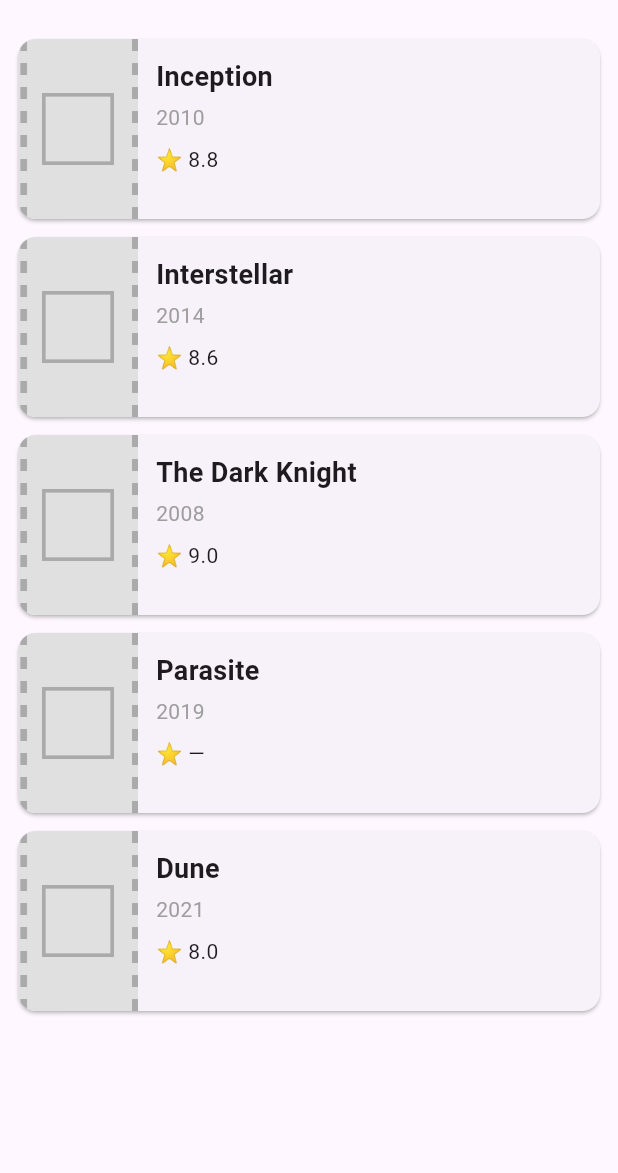
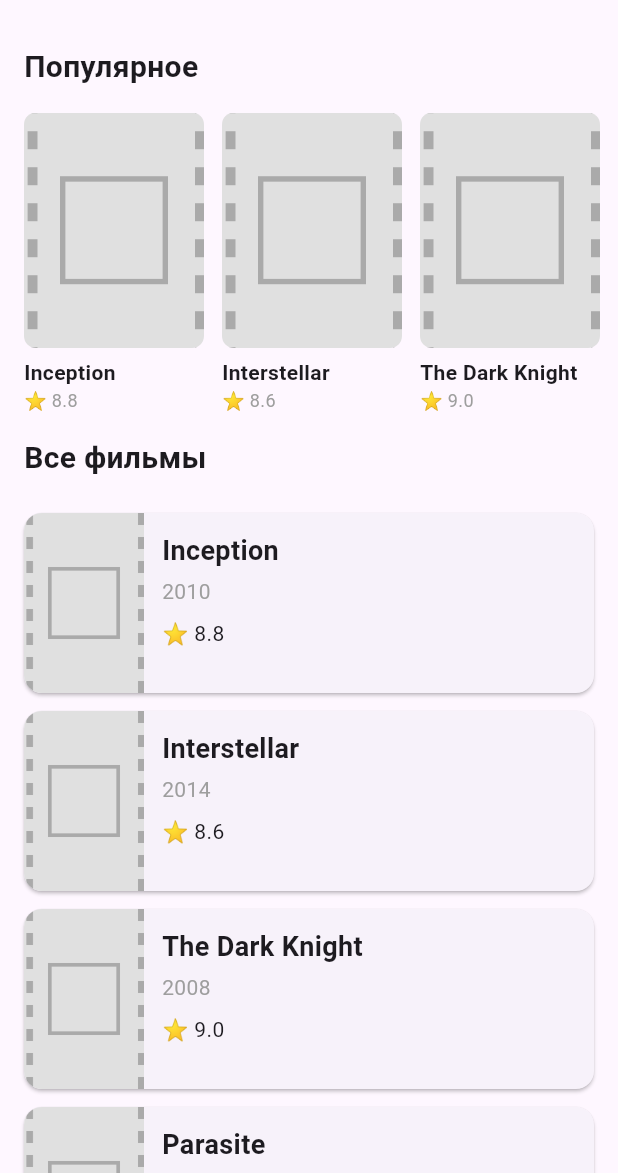
Before and after one commit to xander9112/university_flutter_course, a Flutter app: the screen it shows after launch, on a phone screen of 412 x 824 dp, the part 63-1236 px from its top. Run offline on Flutter 3.47's test engine with Material 3 defaults, Android fonts, the phone set to English and light mode, and no system bars.

Commit message:
Lesson 8: two-section home screen and movie detail screen
Co-Authored-By: Claude Opus 5.5 <noreply@anthropic.com>

```diff
--- a/cine_track/lib/screens/home_screen.dart
+++ b/cine_track/lib/screens/home_screen.dart
@@ -3,6 +3,8 @@ import 'package:flutter/material.dart';
 import '../data/mock_movies.dart';
 import '../models/movie.dart';
 import '../widgets/movie_card.dart';
+import '../widgets/movie_preview_card.dart';
+import 'movie_detail_screen.dart';
 
 class HomeScreen extends StatefulWidget {
   const HomeScreen({super.key});
@@ -12,9 +14,20 @@ class HomeScreen extends StatefulWidget {
 }
 
 class _HomeScreenState extends State<HomeScreen> {
-  // Изменяемая копия: в следующем задании список будет перемешиваться
-  // и из него будут удаляться фильмы.
+  // Изменяемая копия: список перемешивается и из него удаляются фильмы.
   final List<Movie> _movies = [...mockMovies];
+
+  static const _sectionTitleStyle = TextStyle(
+    fontSize: 20,
+    fontWeight: FontWeight.bold,
+  );
+
+  void _openDetails(Movie movie) {
+    Navigator.push(
+      context,
+      MaterialPageRoute(builder: (_) => MovieDetailScreen(movie: movie)),
+    );
+  }
 
   @override
   Widget build(BuildContext context) {
@@ -33,11 +46,40 @@ class _HomeScreenState extends State<HomeScreen> {
           ),
         ],
       ),
-      body: ListView.builder(
-        padding: const EdgeInsets.symmetric(vertical: 6),
+      body: Column(
+        crossAxisAlignment: CrossAxisAlignment.start,
+        children: [
+          const Padding(
+            padding: EdgeInsets.all(16),
+            child: Text('Популярное', style: _sectionTitleStyle),
+          ),
+          SizedBox(
+            height: 200,
+            child: ListView.separated(
+              scrollDirection: Axis.horizontal,
+              padding: const EdgeInsets.symmetric(horizontal: 16),
               itemCount: _movies.length,
-        // Без этого колбэка ListView.builder не находит переставленный элемент
-        // по ключу и пересоздаёт его, теряя состояние (см. notes.md, Задание 7).
+              separatorBuilder: (context, index) => const SizedBox(width: 12),
+              itemBuilder: (context, index) {
+                final movie = _movies[index];
+                return GestureDetector(
+                  onTap: () => _openDetails(movie),
+                  child: MoviePreviewCard(movie: movie),
+                );
+              },
+            ),
+          ),
+          const Padding(
+            padding: EdgeInsets.all(16),
+            child: Text('Все фильмы', style: _sectionTitleStyle),
+          ),
+          Expanded(
+            child: ListView.builder(
+              padding: const EdgeInsets.only(bottom: 6),
+              itemCount: _movies.length,
+              // Без этого колбэка ListView.builder не находит переставленный
+              // элемент по ключу и пересоздаёт его, теряя состояние
+              // (см. notes.md, Задание 7).
               findChildIndexCallback: (key) {
                 final index = _movies.indexWhere((m) => ValueKey(m.id) == key);
                 return index == -1 ? null : index;
@@ -59,9 +101,15 @@ class _HomeScreenState extends State<HomeScreen> {
                       _movies.removeAt(index);
                     });
                   },
+                  child: GestureDetector(
+                    onTap: () => _openDetails(movie),
                     child: MovieCard(movie: movie),
+                  ),
                 );
               },
+            ),
+          ),
+        ],
       ),
     );
   }
--- a/cine_track/lib/widgets/movie_card.dart
+++ b/cine_track/lib/widgets/movie_card.dart
@@ -1,38 +1,22 @@
 import 'package:flutter/material.dart';
 
 import '../models/movie.dart';
+import 'movie_poster.dart';
 
 class MovieCard extends StatelessWidget {
   final Movie movie;
 
   const MovieCard({super.key, required this.movie});
 
-  static const Widget _placeholder = Image(
-    image: AssetImage('assets/images/placeholder.png'),
-    fit: BoxFit.cover,
-  );
-
   @override
   Widget build(BuildContext context) {
     return Card(
-      margin: const EdgeInsets.symmetric(horizontal: 12, vertical: 6),
+      margin: const EdgeInsets.symmetric(horizontal: 16, vertical: 6),
       clipBehavior: Clip.antiAlias,
       child: Row(
         crossAxisAlignment: CrossAxisAlignment.start,
         children: [
-          SizedBox(
-            width: 80,
-            height: 120,
-            // Если постера нет, сразу показываем заглушку, а не грузим пустой URL.
-            // errorBuilder срабатывает, когда постер есть, но не загрузился.
-            child: movie.posterPath != null
-                ? Image.network(
-                    movie.posterUrl,
-                    fit: BoxFit.cover,
-                    errorBuilder: (context, error, stackTrace) => _placeholder,
-                  )
-                : _placeholder,
-          ),
+          MoviePoster(movie: movie, width: 80, height: 120),
           Expanded(
             child: Padding(
               padding: const EdgeInsets.all(12),
--- /dev/null
+++ b/cine_track/lib/widgets/movie_poster.dart
@@ -0,0 +1,40 @@
+import 'package:flutter/material.dart';
+
+import '../models/movie.dart';
+
+/// Постер фильма с заглушкой.
+///
+/// Если постера нет, сразу показывается [fallback], а не грузится пустой URL.
+/// [fallback] также показывается, когда постер есть, но не загрузился.
+class MoviePoster extends StatelessWidget {
+  final Movie movie;
+  final double? width;
+  final double? height;
+  final Widget fallback;
+
+  const MoviePoster({
+    super.key,
+    required this.movie,
+    this.width,
+    this.height,
+    this.fallback = const Image(
+      image: AssetImage('assets/images/placeholder.png'),
+      fit: BoxFit.cover,
+    ),
+  });
+
+  @override
+  Widget build(BuildContext context) {
+    return SizedBox(
+      width: width,
+      height: height,
+      child: movie.posterPath != null
+          ? Image.network(
+              movie.posterUrl,
+              fit: BoxFit.cover,
+              errorBuilder: (context, error, stackTrace) => fallback,
+            )
+          : fallback,
+    );
+  }
+}
--- /dev/null
+++ b/cine_track/lib/widgets/movie_preview_card.dart
@@ -0,0 +1,40 @@
+import 'package:flutter/material.dart';
+
+import '../models/movie.dart';
+import 'movie_poster.dart';
+
+/// Компактная карточка-превью для горизонтальной ленты «Популярное».
+class MoviePreviewCard extends StatelessWidget {
+  final Movie movie;
+
+  const MoviePreviewCard({super.key, required this.movie});
+
+  @override
+  Widget build(BuildContext context) {
+    return SizedBox(
+      width: 120,
+      child: Column(
+        crossAxisAlignment: CrossAxisAlignment.start,
+        children: [
+          Expanded(
+            child: ClipRRect(
+              borderRadius: BorderRadius.circular(8),
+              child: MoviePoster(movie: movie, width: 120),
+            ),
+          ),
+          const SizedBox(height: 6),
+          Text(
+            movie.title,
+            maxLines: 1,
+            overflow: TextOverflow.ellipsis,
+            style: const TextStyle(fontWeight: FontWeight.bold),
+          ),
+          Text(
+            '⭐ ${movie.rating}',
+            style: const TextStyle(fontSize: 12, color: Colors.grey),
+          ),
+        ],
+      ),
+    );
+  }
+}
```
Also changed, not shown: cine_track/lib/data/genres.dart (added, +10 -0 lines), cine_track/lib/screens/movie_detail_screen.dart (added, +151 -0 lines), 1 other file. Lines whose indentation alone changed are shown as unchanged.
